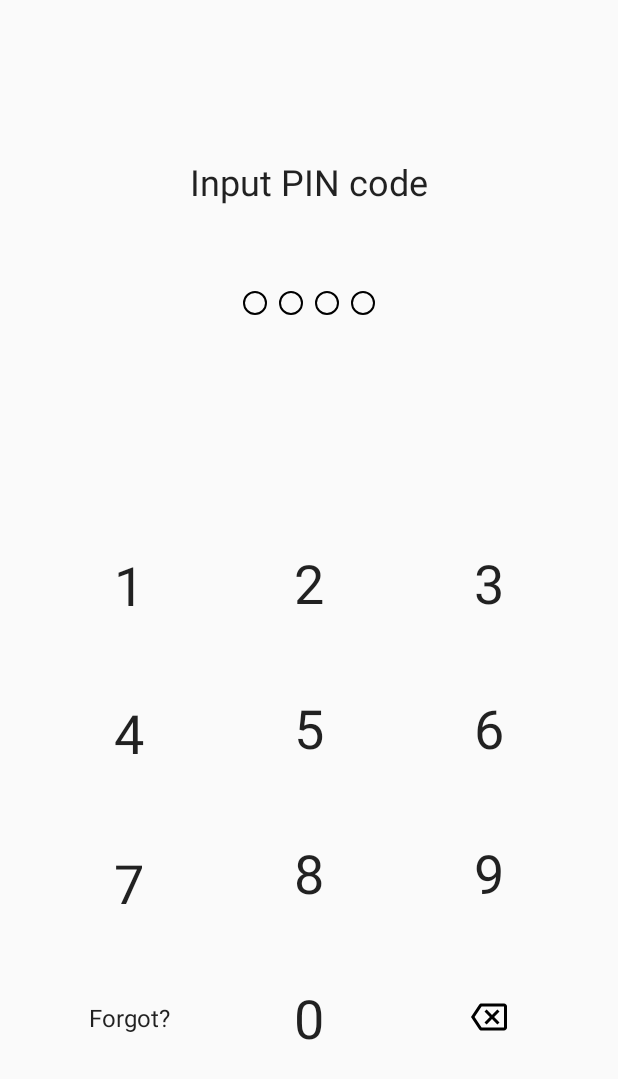
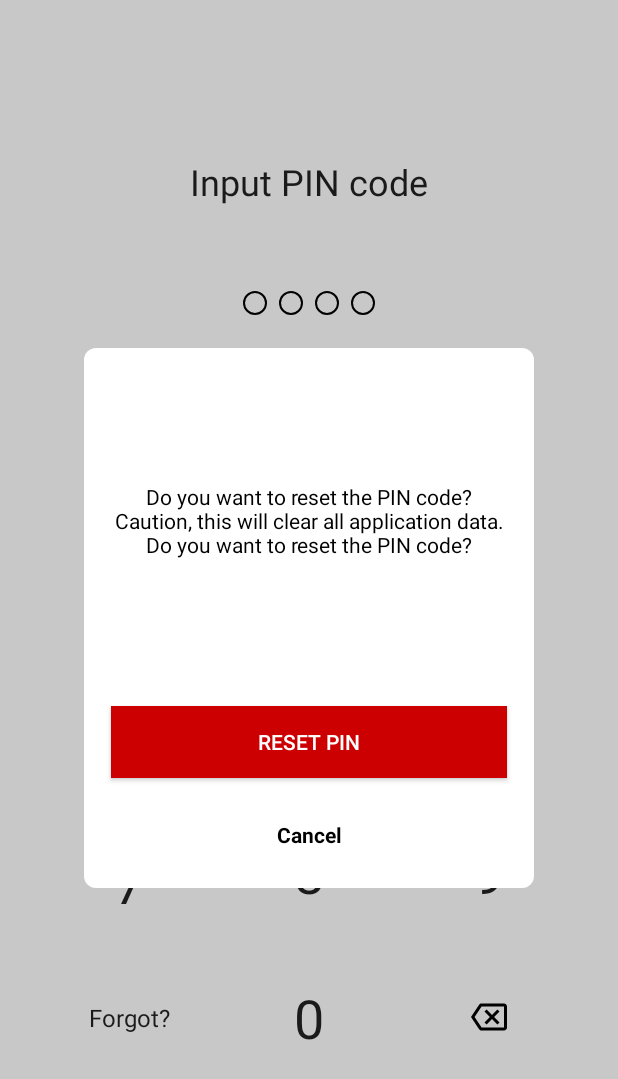
Before and after one commit to Leeeeerich/NotificationTracker, an Android app: the screen it shows after launch (PinCodeActivity), after a tap on "Forgot?", on a phone screen of 412 x 824 dp. Shown: the top 1079 px of the screen. Run offline under Robolectric (Android 15) with nearby library versions, the phone set to English and light mode, and no system bars; our stand-ins replace data binding; 4 statements that could not run were skipped.

Commit message:
Added PIN reset

```diff
--- /dev/null
+++ b/app/src/main/java/com/guralnya/notification_tracker/ui/dialogs/BaseFullscreenDialog.kt
@@ -0,0 +1,74 @@
+package com.eshmun.mobile.ui.dialogs
+
+import android.app.Dialog
+import android.graphics.Color
+import android.graphics.drawable.ColorDrawable
+import android.os.Bundle
+import android.view.View
+import android.view.ViewGroup
+import android.view.Window
+import androidx.appcompat.app.AppCompatActivity
+import androidx.fragment.app.DialogFragment
+import androidx.fragment.app.Fragment
+import androidx.fragment.app.FragmentManager
+
+abstract class BaseFullscreenDialog : DialogFragment() {
+    override fun onViewCreated(view: View, savedInstanceState: Bundle?) {
+        dialog?.window?.apply {
+            requestFeature(Window.FEATURE_NO_TITLE)
+            setDimAmount(0.2f)
+        }
+    }
+
+    override fun onCreateDialog(savedInstanceState: Bundle?): Dialog {
+        val dialog = super.onCreateDialog(savedInstanceState)
+        val window = dialog.window
+        window?.requestFeature(Window.FEATURE_NO_TITLE)
+        return dialog
+    }
+
+    override fun onStart() {
+        super.onStart()
+        dialog?.window?.apply {
+            setLayout(ViewGroup.LayoutParams.MATCH_PARENT, ViewGroup.LayoutParams.MATCH_PARENT)
+            setBackgroundDrawable(ColorDrawable(Color.TRANSPARENT))
+        }
+    }
+
+    fun show(activity: AppCompatActivity?) {
+        if (activity != null && !activity.isFinishing) {
+            this.show(activity.supportFragmentManager, tag())
+        }
+    }
+
+    fun show(fragment: Fragment?) {
+        if (fragment != null) {
+            val fragmentManager = fragment.fragmentManager
+            if (fragmentManager != null && !fragmentManager.isDestroyed && !isShowing() || !isAdded) {
+                this.show(fragmentManager!!, tag())
+            }
+        }
+    }
+
+    override fun show(manager: FragmentManager, tag: String?) {
+        val ft = manager.beginTransaction()
+        ft.add(this, tag)
+        ft.commitAllowingStateLoss()
+    }
+
+    fun isShowing(): Boolean {
+        val dialog = dialog
+        return dialog != null && dialog.isShowing
+    }
+
+    override fun dismiss() {
+        if (isShowing()) {
+            try {
+                super.dismissAllowingStateLoss()
+            } catch (ignored: IllegalStateException) {
+            }
+        }
+    }
+
+    abstract fun tag(): String
+}
--- /dev/null
+++ b/app/src/main/java/com/guralnya/notification_tracker/ui/dialogs/ResetPassDialog.kt
@@ -0,0 +1,57 @@
+package com.guralnya.notification_tracker.ui.dialogs
+
+import android.app.Dialog
+import android.os.Bundle
+import android.view.LayoutInflater
+import android.view.View
+import android.view.ViewGroup
+import android.view.Window
+import android.widget.Button
+import android.widget.FrameLayout
+import android.widget.TextView
+import com.eshmun.mobile.ui.dialogs.BaseFullscreenDialog
+import com.guralnya.notification_tracker.R
+import kotlinx.android.synthetic.main.dialog_reset_pass.*
+
+class ResetPassDialog(private val message: String, private val positiveCallBack: (() -> Unit)?) : BaseFullscreenDialog() {
+
+    override fun onCreateView(
+        inflater: LayoutInflater,
+        container: ViewGroup?,
+        savedInstanceState: Bundle?
+    ): View? {
+        return inflater.inflate(R.layout.dialog_reset_pass, container, false)
+    }
+
+    override fun onViewCreated(view: View, savedInstanceState: Bundle?) {
+        super.onViewCreated(view, savedInstanceState)
+        isCancelable = true
+
+        tvTextDialog.text = message
+
+        view.findViewById<FrameLayout>(R.id.flBackgroundDialog).setOnClickListener {
+            dismiss()
+        }
+
+        positiveCallBack?.let {
+            btOkay.visibility = View.VISIBLE
+            view.findViewById<Button>(R.id.btOkay).setOnClickListener {
+                positiveCallBack.invoke()
+                dismiss()
+            }
+        }
+
+        view.findViewById<TextView>(R.id.tvCancel).setOnClickListener {
+            dismiss()
+        }
+    }
+
+    override fun onCreateDialog(savedInstanceState: Bundle?): Dialog {
+        val dialog = super.onCreateDialog(savedInstanceState)
+        val window = dialog.window
+        window?.requestFeature(Window.FEATURE_NO_TITLE)
+        return dialog
+    }
+
+    override fun tag(): String = ResetPassDialog::class.java.name
+}
--- a/app/src/main/java/com/guralnya/notification_tracker/ui/pin_code/PinCodeActivity.kt
+++ b/app/src/main/java/com/guralnya/notification_tracker/ui/pin_code/PinCodeActivity.kt
@@ -2,8 +2,14 @@ package com.guralnya.notification_tracker.ui.pin_code
 
 import android.animation.AnimatorSet
 import android.animation.ObjectAnimator
+import android.app.Activity
+import android.content.Intent
+import android.net.Uri
+import android.os.Build
 import android.os.Bundle
+import android.provider.Settings
 import android.view.View
+import androidx.annotation.RequiresApi
 import androidx.appcompat.app.AppCompatActivity
 import androidx.core.content.ContextCompat
 import androidx.databinding.DataBindingUtil
@@ -11,6 +17,7 @@ import androidx.lifecycle.Observer
 import com.guralnya.notification_tracker.R
 import com.guralnya.notification_tracker.databinding.ActivityPinCodeBinding
 import com.guralnya.notification_tracker.ui.MainActivity
+import com.guralnya.notification_tracker.ui.dialogs.ResetPassDialog
 import org.koin.android.viewmodel.ext.android.viewModel
 
 class PinCodeActivity : AppCompatActivity() {
@@ -18,12 +25,17 @@ class PinCodeActivity : AppCompatActivity() {
     private lateinit var binding: ActivityPinCodeBinding
     private val vm: PinCodeViewModel by viewModel()
 
+    companion object {
+        private const val RESET_PIN_REQUEST_CODE = 101
+    }
+
     override fun onCreate(savedInstanceState: Bundle?) {
         super.onCreate(savedInstanceState)
         binding = DataBindingUtil.setContentView(this, R.layout.activity_pin_code)
 
         observePinCodeLiveData()
         setDeleteCharListener()
+        setForgotButtonListener()
     }
 
     fun onClickPin(view: View) {
@@ -66,6 +78,19 @@ class PinCodeActivity : AppCompatActivity() {
             if (vm.inputPin.isNotEmpty()) {
                 vm.inputPin.delete(vm.inputPin.length - 1, vm.inputPin.length)
                 upgradeDots()
+            }
+        }
+    }
+
+    private fun setForgotButtonListener() {
+        binding.tvLeftButton.setOnClickListener {
+            if (Build.VERSION.SDK_INT < Build.VERSION_CODES.N) {
+                ResetPassDialog(getString(R.string.manual_reset_pin_text), ::manualResetPin).show(
+                    this
+                )
+                //TODO need control: was reset PIN
+            } else {
+                ResetPassDialog(getString(R.string.reset_pin_text), ::resetPinCode).show(this)
             }
         }
     }
@@ -159,4 +184,33 @@ class PinCodeActivity : AppCompatActivity() {
         anim.duration = 150
         return anim
     }
+
+    @RequiresApi(Build.VERSION_CODES.N)
+    private fun resetPinCode() {
+        baseContext.dataDir.deleteRecursively()
+        restartActivity()
+    }
+
+    private fun restartActivity() {
+        finishAffinity()
+        val intent = Intent(applicationContext, this::class.java)
+        startActivity(intent)
+    }
+
+    private fun manualResetPin() {
+        startActivityForResult(
+            Intent(Settings.ACTION_APPLICATION_DETAILS_SETTINGS)
+                .addCategory(Intent.CATEGORY_DEFAULT)
+                .setData(Uri.parse("package:$packageName")), RESET_PIN_REQUEST_CODE
+        )
+    }
+
+    override fun onActivityResult(requestCode: Int, resultCode: Int, data: Intent?) {
+        super.onActivityResult(requestCode, resultCode, data)
+        if (requestCode == RESET_PIN_REQUEST_CODE) {
+            if (resultCode == Activity.RESULT_CANCELED) {
+                restartActivity()
+            }
+        }
+    }
 }
--- /dev/null
+++ b/app/src/main/res/layout/dialog_reset_pass.xml
@@ -0,0 +1,83 @@
+<?xml version="1.0" encoding="utf-8"?>
+<FrameLayout xmlns:android="http://schemas.android.com/apk/res/android"
+    xmlns:app="http://schemas.android.com/apk/res-auto"
+    xmlns:tools="http://schemas.android.com/tools"
+    android:id="@+id/flBackgroundDialog"
+    android:layout_width="match_parent"
+    android:layout_height="match_parent">
+
+    <androidx.constraintlayout.widget.ConstraintLayout
+        android:id="@+id/clDialogContainer"
+        android:layout_width="300dp"
+        android:layout_height="wrap_content"
+        android:layout_gravity="center"
+        android:background="@drawable/background_circle"
+        android:clickable="true"
+        android:focusable="true"
+        android:minHeight="360dp">
+
+        <TextView
+            android:id="@+id/tvTitleDialog"
+            android:layout_width="0dp"
+            android:layout_height="wrap_content"
+            android:layout_marginStart="18dp"
+            android:layout_marginTop="58dp"
+            android:layout_marginEnd="18dp"
+            android:gravity="center"
+            android:visibility="invisible"
+            app:layout_constraintEnd_toEndOf="parent"
+            app:layout_constraintStart_toStartOf="parent"
+            app:layout_constraintTop_toTopOf="parent"
+            tools:text="Deleting white contact" />
+
+        <TextView
+            android:id="@+id/tvTextDialog"
+            android:layout_width="0dp"
+            android:layout_height="wrap_content"
+            android:layout_marginStart="18dp"
+            android:layout_marginTop="12dp"
+            android:layout_marginEnd="18dp"
+            android:gravity="center"
+            android:text="@string/reset_pin_text"
+            android:textColor="@android:color/black"
+            app:layout_constraintEnd_toEndOf="parent"
+            app:layout_constraintStart_toStartOf="parent"
+            app:layout_constraintTop_toBottomOf="@+id/tvTitleDialog" />
+
+        <Button
+            android:id="@+id/btOkay"
+            android:layout_width="match_parent"
+            android:layout_height="wrap_content"
+            android:layout_marginStart="18dp"
+            android:layout_marginEnd="18dp"
+            android:layout_marginBottom="20dp"
+            android:background="@android:color/holo_red_dark"
+            android:text="@string/reset_pin_button"
+            android:textColor="@android:color/white"
+            android:visibility="gone"
+            app:layout_constraintBottom_toTopOf="@+id/tvCancel"
+            app:layout_constraintEnd_toEndOf="parent"
+            app:layout_constraintStart_toStartOf="parent"
+            tools:visibility="visible" />
+
+        <TextView
+            android:id="@+id/tvCancel"
+            android:layout_width="wrap_content"
+            android:layout_height="wrap_content"
+            android:layout_marginStart="8dp"
+            android:layout_marginEnd="8dp"
+            android:layout_marginBottom="18dp"
+            android:background="?android:attr/selectableItemBackgroundBorderless"
+            android:clickable="true"
+            android:focusable="true"
+            android:padding="8dp"
+            android:text="@string/cancel_button"
+            android:textColor="@android:color/black"
+            android:textStyle="bold"
+            app:layout_constraintBottom_toBottomOf="parent"
+            app:layout_constraintEnd_toEndOf="parent"
+            app:layout_constraintStart_toStartOf="parent"
+            tools:text="CANCEL" />
+
+    </androidx.constraintlayout.widget.ConstraintLayout>
+</FrameLayout>
--- a/app/src/main/res/values/strings.xml
+++ b/app/src/main/res/values/strings.xml
@@ -34,4 +34,9 @@
     <string name="repeat_input">Repeat input</string>
     <string name="input_pin_code">Input PIN code</string>
     <string name="bad_input_repeat_input">Bad input, please repeat input</string>
+
+    <string name="reset_pin_text">Do you want to reset the PIN code? Caution, this will clear all application data. Do you want to reset the PIN code?</string>
+    <string name="manual_reset_pin_text">Want to reset your PIN? Caution, this will clear all application data. To do this, you need to go into the application settings -> storage and cash and execute: clear Storage </string>
+    <string name="cancel_button">Cancel</string>
+    <string name="reset_pin_button">Reset PIN</string>
 </resources>
```
